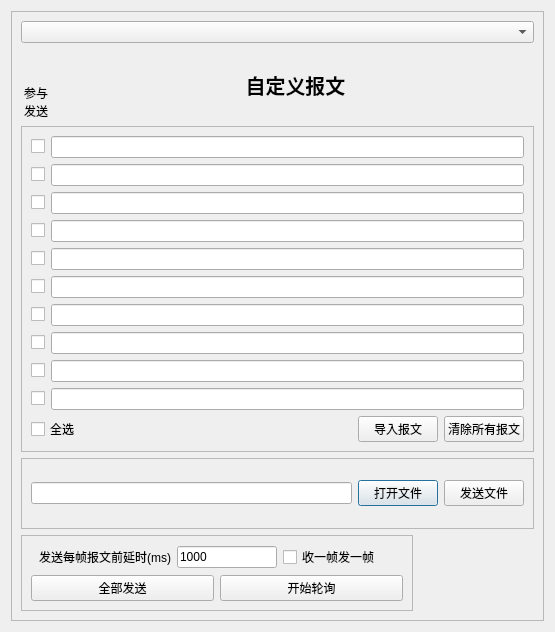
This is src/form/dialogsenddata.ui in whx110123/nettool as Qt 5 draws it before an edit. The edited form follows.
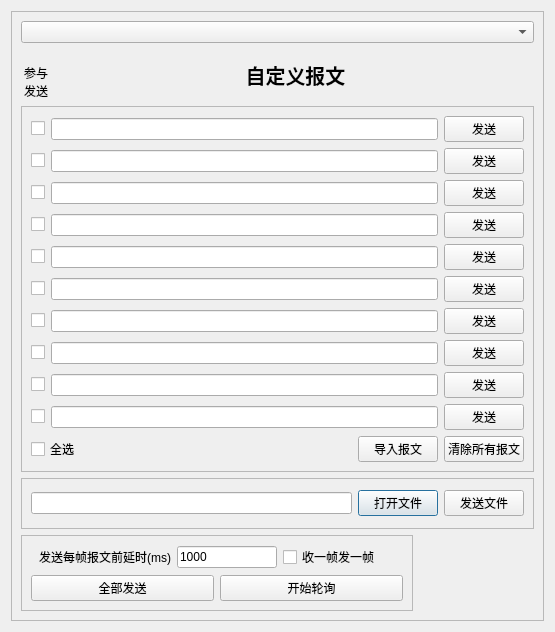
This is the edited form.

The edit to the form file:
```diff
--- a/src/form/dialogsenddata.ui
+++ b/src/form/dialogsenddata.ui
@@ -189,6 +189,13 @@
            <item>
             <widget class="QLineEdit" name="linedata1"/>
            </item>
+           <item>
+            <widget class="QPushButton" name="pushButton_send1">
+             <property name="text">
+              <string>发送</string>
+             </property>
+            </widget>
+           </item>
           </layout>
          </item>
          <item>
@@ -203,6 +210,13 @@
            <item>
             <widget class="QLineEdit" name="linedata2"/>
            </item>
+           <item>
+            <widget class="QPushButton" name="pushButton_send2">
+             <property name="text">
+              <string>发送</string>
+             </property>
+            </widget>
+           </item>
           </layout>
          </item>
          <item>
@@ -217,6 +231,13 @@
            <item>
             <widget class="QLineEdit" name="linedata3"/>
            </item>
+           <item>
+            <widget class="QPushButton" name="pushButton_send3">
+             <property name="text">
+              <string>发送</string>
+             </property>
+            </widget>
+           </item>
           </layout>
          </item>
          <item>
@@ -231,6 +252,13 @@
            <item>
             <widget class="QLineEdit" name="linedata4"/>
            </item>
+           <item>
+            <widget class="QPushButton" name="pushButton_send4">
+             <property name="text">
+              <string>发送</string>
+             </property>
+            </widget>
+           </item>
           </layout>
          </item>
          <item>
@@ -245,6 +273,13 @@
            <item>
             <widget class="QLineEdit" name="linedata5"/>
            </item>
+           <item>
+            <widget class="QPushButton" name="pushButton_send5">
+             <property name="text">
+              <string>发送</string>
+             </property>
+            </widget>
+           </item>
           </layout>
          </item>
          <item>
@@ -259,6 +294,13 @@
            <item>
             <widget class="QLineEdit" name="linedata6"/>
            </item>
+           <item>
+            <widget class="QPushButton" name="pushButton_send6">
+             <property name="text">
+              <string>发送</string>
+             </property>
+            </widget>
+           </item>
           </layout>
          </item>
          <item>
@@ -273,6 +315,13 @@
            <item>
             <widget class="QLineEdit" name="linedata7"/>
            </item>
+           <item>
+            <widget class="QPushButton" name="pushButton_send7">
+             <property name="text">
+              <string>发送</string>
+             </property>
+            </widget>
+           </item>
           </layout>
          </item>
          <item>
@@ -287,6 +336,13 @@
            <item>
             <widget class="QLineEdit" name="linedata8"/>
            </item>
+           <item>
+            <widget class="QPushButton" name="pushButton_send8">
+             <property name="text">
+              <string>发送</string>
+             </property>
+            </widget>
+           </item>
           </layout>
          </item>
          <item>
@@ -301,6 +357,13 @@
            <item>
             <widget class="QLineEdit" name="linedata9"/>
            </item>
+           <item>
+            <widget class="QPushButton" name="pushButton_send9">
+             <property name="text">
+              <string>发送</string>
+             </property>
+            </widget>
+           </item>
           </layout>
          </item>
          <item>
@@ -315,6 +378,13 @@
            <item>
             <widget class="QLineEdit" name="linedata10"/>
            </item>
+           <item>
+            <widget class="QPushButton" name="pushButton_send10">
+             <property name="text">
+              <string>发送</string>
+             </property>
+            </widget>
+           </item>
           </layout>
          </item>
          <item>
```
